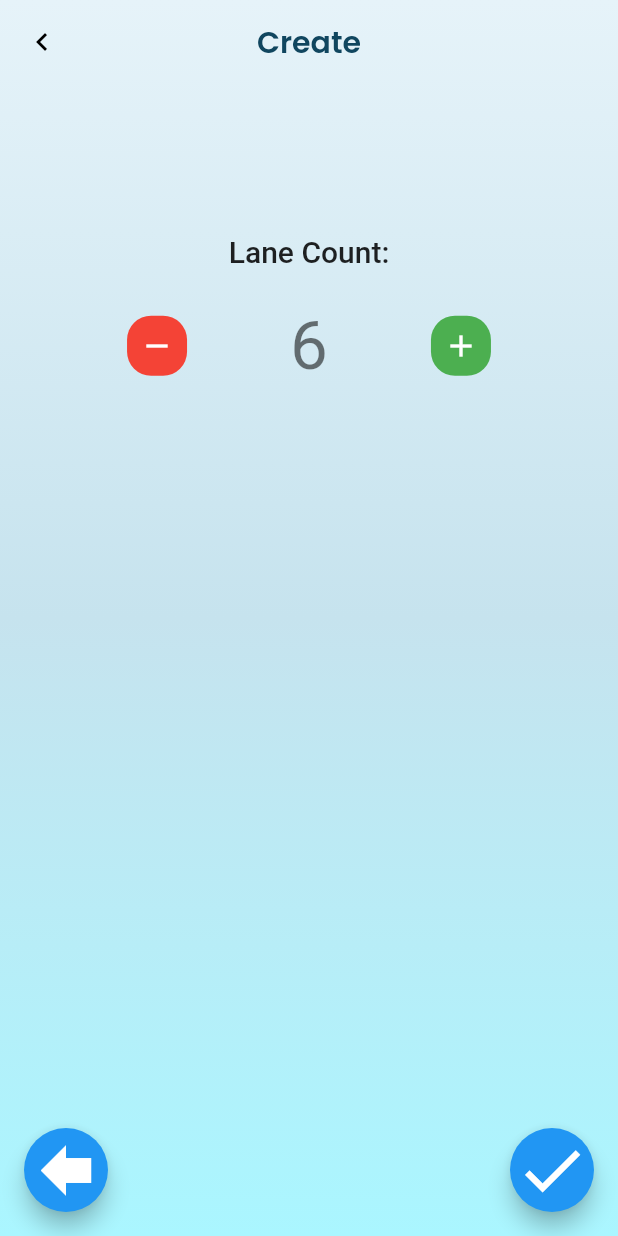
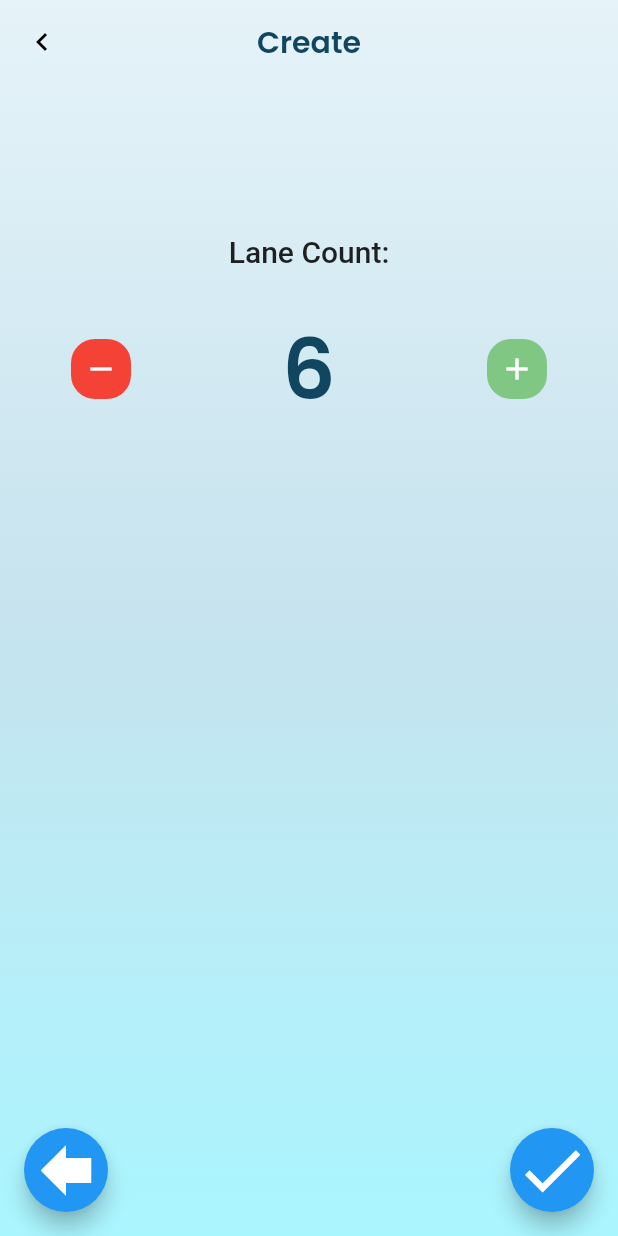
Before and after one commit to pfranz1/swim_timer, a Flutter app: the LaneSettingsView screen opened directly, after a tap on the "remove" icon, after a tap on the "add" icon, on a phone screen of 412 x 824 dp. Run offline on Flutter 3.47's test engine with Material 2 defaults, Android fonts, the phone set to English and light mode, and no system bars; our stand-ins replace equatable, firebase_core, firebase_database, flutter_bloc, go_router, page_transition and 2 more; missing offline and left inert: animated_digit, sorted_list; accounts and stored records are empty.

Commit message:
upgrade counter bar UX

```diff
--- a/lib/pages/create/widgets/counter_bar.dart
+++ b/lib/pages/create/widgets/counter_bar.dart
@@ -21,7 +21,10 @@ class CounterBar extends StatefulWidget {
 class _CounterBarState extends State<CounterBar> {
   late int count;
 
-  AnimatedDigitController _controller = AnimatedDigitController(6);
+  final AnimatedDigitController _controller = AnimatedDigitController(6);
+
+  static const _maxCount = 6;
+  static const _minCount = 1;
 
   @override
   void initState() {
@@ -43,35 +46,45 @@ class _CounterBarState extends State<CounterBar> {
       mainAxisAlignment: MainAxisAlignment.center,
       children: [
         SideButton(
-          color: Colors.red,
+          color: count != _minCount ? Colors.red : Colors.red.shade300,
           icon: Icon(
             Icons.remove,
             color: Colors.white,
           ),
           onTap: () {
             setState(() {
-              count = max(1, count - 1);
+              count = max(_minCount, count - 1);
             });
           },
         ),
         Padding(
           padding: EdgeInsets.symmetric(
               horizontal: MediaQuery.of(context).size.width / 6),
-          child: Text(
-            count.toString(),
-            style: Theme.of(context).textTheme.headline3,
+          child: SizedBox(
+            width: 100,
+            child: Center(
+              child: Text(
+                count.toString(),
+                style: TextStyle(
+                  fontSize: 56,
+                  color: Color(0xFF10465F),
+                  fontFamily: 'Poppins',
+                  fontWeight: FontWeight.w600,
+                ),
+              ),
+            ),
           ),
         ),
         SideButton(
           //TODO Real color
-          color: Colors.green,
+          color: count != _maxCount ? Colors.green : Colors.green.shade300,
           icon: Icon(
             Icons.add,
             color: Colors.white,
           ),
           onTap: () {
             setState(() {
-              count = min(6, count + 1);
+              count = min(_maxCount, count + 1);
             });
           },
         ),
@@ -98,6 +111,7 @@ class SideButton extends StatelessWidget {
       color: color,
       borderRadius: BorderRadius.all(Radius.circular(16.0)),
       child: InkWell(
+        borderRadius: BorderRadius.all(Radius.circular(16.0)),
         onTap: onTap,
         child: Container(
           child: Padding(
```
